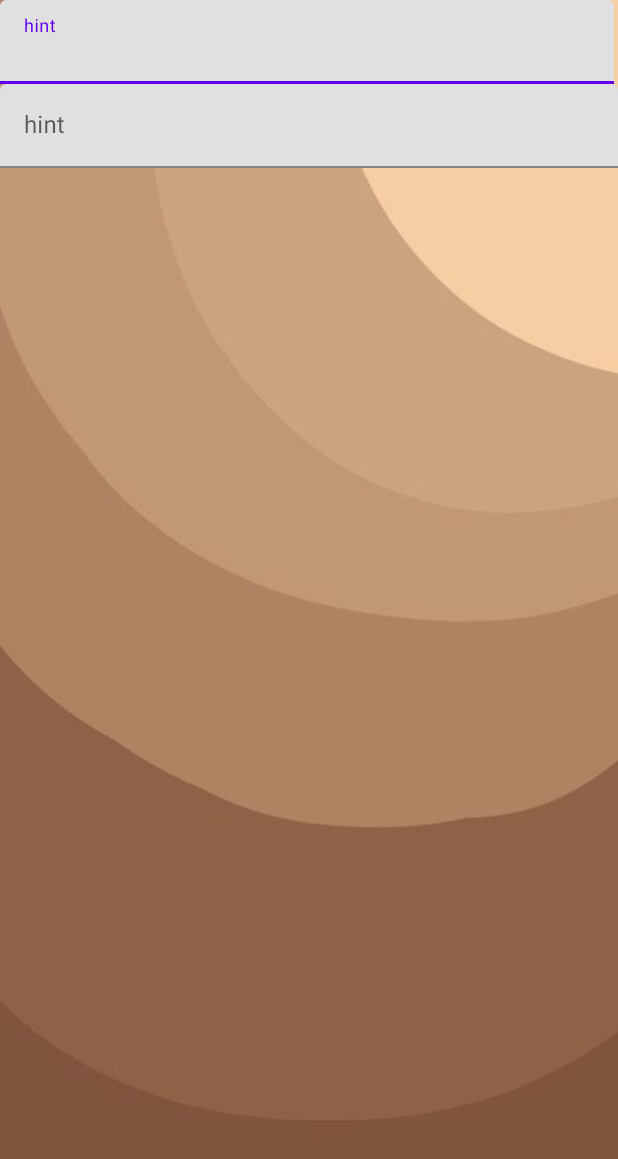
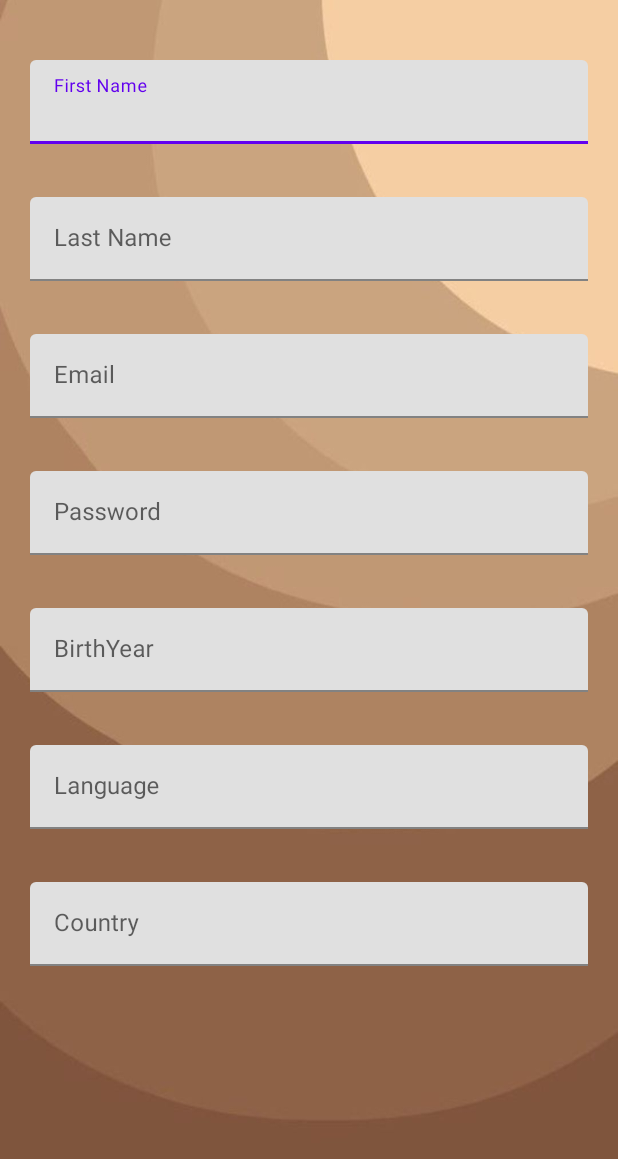
Before and after one commit to shokjumana/Jumana_final_project_0.1, an Android app: the layout profile.xml on its own in the app's theme, with its tools: preview values and no code run, on a phone screen of 412 x 824 dp. Shown: the top 1159 px of the screen. Run offline under Robolectric (Android 15) with nearby library versions, the phone set to English and light mode, and no system bars.

Commit message:
did profile

```diff
--- a/app/src/main/res/layout/activity_sign_in.xml
+++ b/app/src/main/res/layout/activity_sign_in.xml
@@ -31,12 +31,11 @@
             style="@style/Widget.MaterialComponents.TextInputLayout.FilledBox"
             android:layout_width="match_parent"
             android:layout_height="wrap_content"
+            android:drawableLeft="@drawable/email"
             android:layout_marginStart="32dp"
             android:layout_marginTop="100dp"
             android:layout_marginEnd="32dp"
-            android:drawableLeft="@drawable/email"
             android:drawablePadding="10dp"
-
             android:hint="Email"
             android:inputType="textWebEmailAddress"
             android:padding="5dp" />
--- a/app/src/main/res/layout/profile.xml
+++ b/app/src/main/res/layout/profile.xml
@@ -7,28 +7,18 @@
     android:orientation="vertical">
 
     <com.google.android.material.textfield.TextInputLayout
-        android:layout_width="409dp"
-        android:layout_height="wrap_content"
-        tools:layout_editor_absoluteX="1dp"
-        tools:layout_editor_absoluteY="316dp">
+        android:layout_width="match_parent"
+        android:layout_height="wrap_content">
 
         <com.google.android.material.textfield.TextInputEditText
             android:layout_width="match_parent"
             android:layout_height="wrap_content"
-            android:hint="hint" />
-
-    </com.google.android.material.textfield.TextInputLayout>
-
-    <com.google.android.material.textfield.TextInputLayout
-        android:layout_width="match_parent"
-        android:layout_height="match_parent"
-        tools:layout_editor_absoluteX="1dp"
-        tools:layout_editor_absoluteY="371dp">
-
-        <com.google.android.material.textfield.TextInputEditText
-            android:layout_width="match_parent"
-            android:layout_height="wrap_content"
-            android:hint="hint" />
+            android:hint="First Name"
+            android:layout_marginStart="20dp"
+            android:layout_marginTop="40dp"
+            android:layout_marginEnd="20dp"
+            android:drawablePadding="10dp"
+            />
     </com.google.android.material.textfield.TextInputLayout>
 
     <com.google.android.material.textfield.TextInputLayout
@@ -38,6 +28,92 @@
         <com.google.android.material.textfield.TextInputEditText
             android:layout_width="match_parent"
             android:layout_height="wrap_content"
-            android:hint="hint" />
+            android:hint="Last Name"
+            android:layout_marginStart="20dp"
+            android:layout_marginTop="35dp"
+            android:layout_marginEnd="20dp"
+            android:drawablePadding="10dp"
+            />
     </com.google.android.material.textfield.TextInputLayout>
+
+    <com.google.android.material.textfield.TextInputLayout
+        android:layout_width="match_parent"
+        android:layout_height="wrap_content">
+
+        <com.google.android.material.textfield.TextInputEditText
+            android:layout_width="match_parent"
+            android:layout_height="wrap_content"
+            android:hint="Email"
+            android:layout_marginStart="20dp"
+            android:layout_marginTop="35dp"
+            android:layout_marginEnd="20dp"
+            android:drawablePadding="10dp"
+            />
+    </com.google.android.material.textfield.TextInputLayout>
+
+    <com.google.android.material.textfield.TextInputLayout
+        android:layout_width="match_parent"
+        android:layout_height="wrap_content"
+        tools:layout_editor_absoluteX="1dp"
+        tools:layout_editor_absoluteY="316dp">
+
+        <com.google.android.material.textfield.TextInputEditText
+            android:layout_width="match_parent"
+            android:layout_height="wrap_content"
+            android:hint="Password"
+            android:layout_marginStart="20dp"
+            android:layout_marginTop="35dp"
+            android:layout_marginEnd="20dp"
+            android:drawablePadding="10dp"
+            />
+
+    </com.google.android.material.textfield.TextInputLayout>
+
+    <com.google.android.material.textfield.TextInputLayout
+        android:layout_width="match_parent"
+        android:layout_height="wrap_content">
+
+        <com.google.android.material.textfield.TextInputEditText
+            android:layout_width="match_parent"
+            android:layout_height="wrap_content"
+            android:hint="BirthYear"
+            android:layout_marginStart="20dp"
+            android:layout_marginTop="35dp"
+            android:layout_marginEnd="20dp"
+            android:drawablePadding="10dp"
+            />
+    </com.google.android.material.textfield.TextInputLayout>
+
+    <com.google.android.material.textfield.TextInputLayout
+        android:layout_width="match_parent"
+        android:layout_height="wrap_content"
+        tools:layout_editor_absoluteX="1dp"
+        tools:layout_editor_absoluteY="371dp">
+
+        <com.google.android.material.textfield.TextInputEditText
+            android:layout_width="match_parent"
+            android:layout_height="wrap_content"
+            android:hint="Language"
+            android:layout_marginStart="20dp"
+            android:layout_marginTop="35dp"
+            android:layout_marginEnd="20dp"
+            android:drawablePadding="10dp"
+            />
+    </com.google.android.material.textfield.TextInputLayout>
+
+    <com.google.android.material.textfield.TextInputLayout
+        android:layout_width="match_parent"
+        android:layout_height="wrap_content">
+
+        <com.google.android.material.textfield.TextInputEditText
+            android:layout_width="match_parent"
+            android:layout_height="wrap_content"
+            android:hint="Country"
+            android:layout_marginStart="20dp"
+            android:layout_marginTop="35dp"
+            android:layout_marginEnd="20dp"
+            android:drawablePadding="10dp"
+            />
+    </com.google.android.material.textfield.TextInputLayout>
+
 </LinearLayout>
```
